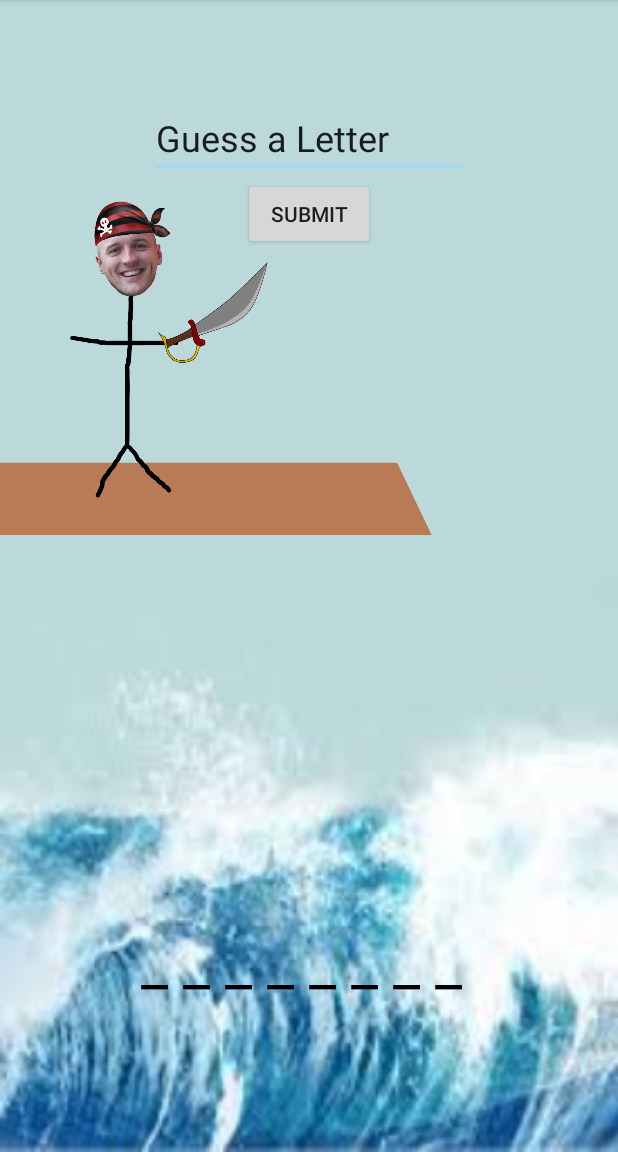
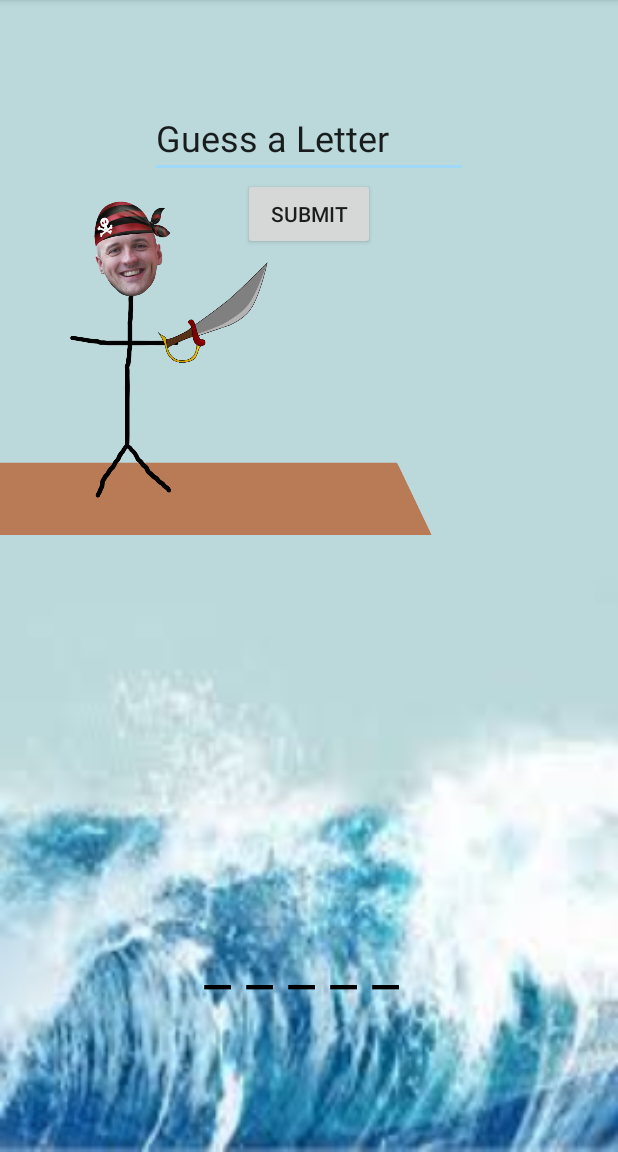
Before and after one commit to eedowdy/pirate-geoff-knows-words, an Android app: the MainActivity screen opened directly, with no data from a screen before it, on a phone screen of 412 x 824 dp, the part 84-1236 px from its top. Run offline under Robolectric (Android 15) with nearby library versions, the phone set to English and light mode, and no system bars; Roboto replaces fonts that are not available here.

Commit message:
Added randomized words

```diff
--- a/app/src/main/AndroidManifest.xml
+++ b/app/src/main/AndroidManifest.xml
@@ -2,6 +2,7 @@
 <manifest xmlns:android="http://schemas.android.com/apk/res/android"
     xmlns:tools="http://schemas.android.com/tools"
     package="com.example.geoffandfriends">
+    <uses-permission android:name="android.permission.INTERNET" />
 
     <application
         android:allowBackup="true"
--- a/app/src/main/java/com/example/geoffandfriends/MainActivity.java
+++ b/app/src/main/java/com/example/geoffandfriends/MainActivity.java
@@ -14,12 +14,16 @@ import android.widget.LinearLayout;
 import android.widget.TextView;
 import android.widget.Toast;
 
+import java.io.BufferedReader;
+import java.io.File;
+import java.io.FileNotFoundException;
+import java.io.FileReader;
+import java.io.IOException;
 import java.util.ArrayList;
+import java.util.Scanner;
 
 public class MainActivity extends AppCompatActivity {
     private int turns;
-
-    private String word;
 
     private ArrayList<Character> letters;
 
@@ -27,14 +31,15 @@ public class MainActivity extends AppCompatActivity {
 
     private ArrayList<Character> incorrectLetters;
 
+    private String word;
+
     @Override
     protected void onCreate(Bundle savedInstanceState) {
         super.onCreate(savedInstanceState);
         setContentView(R.layout.activity_main);
 
-        word = "geoffrey";
-
         turns = 6;
+        word = getWord();
 
         letters = new ArrayList<>();
         result = new ArrayList<>();
@@ -57,7 +62,8 @@ public class MainActivity extends AppCompatActivity {
                 toast.show();
             } else if (!checkLetter(guessLetter.getText().charAt(0))){
                 turns--;
-                ObjectAnimator animation = ObjectAnimator.ofFloat(geoff, "translationX", geoff.getX() - 40f);
+                ObjectAnimator animation = ObjectAnimator.ofFloat(geoff,
+                        "translationX", geoff.getX() - 25f);
                 animation.setDuration(500);
                 animation.start();
                 if (turns == 0) {
@@ -86,7 +92,7 @@ public class MainActivity extends AppCompatActivity {
         }
         displayWord.setText(sb.toString());
 
-        TextView incorrect = findViewById(R.id.incorrect);
+        TextView incorrect = findViewById(R.id.incorrectLetters);
         StringBuilder sbs = new StringBuilder();
         for (char letter : incorrectLetters) {
             sb.append(letter);
@@ -108,4 +114,10 @@ public class MainActivity extends AppCompatActivity {
             return false;
         }
     }
+
+    private String getWord() {
+        int number = (int)(Math.random() * 524);
+        String[] words = getResources().getStringArray(R.array.words);
+        return words[number];
+    }
 }
--- a/app/src/main/res/values/strings.xml
+++ b/app/src/main/res/values/strings.xml
@@ -8,5 +8,4 @@
     <string name="play_again">Play Again!</string>
     <string name="you_won">You Won!</string>
     <string name="game_over">Game Over!</string>
-    <string name="you_won">You Won!</string>
 </resources>
--- /dev/null
+++ b/app/src/main/res/values/words.xml
@@ -0,0 +1,529 @@
+<?xml version="1.0" encoding="utf-8"?>
+<resources>
+    <string-array name="words">
+        <item>wait</item>
+        <item>release</item>
+        <item>river</item>
+        <item>important</item>
+        <item>mark</item>
+        <item>electric</item>
+        <item>defective</item>
+        <item>poke</item>
+        <item>blue</item>
+        <item>beef</item>
+        <item>spring</item>
+        <item>hurt</item>
+        <item>orange</item>
+        <item>happy</item>
+        <item>zealous</item>
+        <item>flowery</item>
+        <item>accurate</item>
+        <item>brake</item>
+        <item>title</item>
+        <item>festive</item>
+        <item>wrathful</item>
+        <item>scissors</item>
+        <item>peaceful</item>
+        <item>finicky</item>
+        <item>shape</item>
+        <item>soothe</item>
+        <item>head</item>
+        <item>spotted</item>
+        <item>needless</item>
+        <item>time</item>
+        <item>abundant</item>
+        <item>humdrum</item>
+        <item>mouth</item>
+        <item>trot</item>
+        <item>bounce</item>
+        <item>thank</item>
+        <item>avoid</item>
+        <item>shocking</item>
+        <item>minor</item>
+        <item>secret</item>
+        <item>rabbit</item>
+        <item>protect</item>
+        <item>honey</item>
+        <item>business</item>
+        <item>worthless</item>
+        <item>suggest</item>
+        <item>splendid</item>
+        <item>drab</item>
+        <item>safe</item>
+        <item>gigantic</item>
+        <item>arrive</item>
+        <item>drum</item>
+        <item>hate</item>
+        <item>dinosaurs</item>
+        <item>machine</item>
+        <item>tame</item>
+        <item>annoy</item>
+        <item>telephone</item>
+        <item>curtain</item>
+        <item>monkey</item>
+        <item>things</item>
+        <item>refuse</item>
+        <item>lunch</item>
+        <item>wooden</item>
+        <item>ruin</item>
+        <item>request</item>
+        <item>faded</item>
+        <item>camp</item>
+        <item>didactic</item>
+        <item>annoying</item>
+        <item>finger</item>
+        <item>acrid</item>
+        <item>overt</item>
+        <item>lamp</item>
+        <item>paste</item>
+        <item>rejoice</item>
+        <item>ignorant</item>
+        <item>exist</item>
+        <item>madly</item>
+        <item>doubt</item>
+        <item>increase</item>
+        <item>measly</item>
+        <item>mate</item>
+        <item>tangy</item>
+        <item>dislike</item>
+        <item>bikes</item>
+        <item>rambunctious</item>
+        <item>complete</item>
+        <item>motion</item>
+        <item>coast</item>
+        <item>air</item>
+        <item>obey</item>
+        <item>burst</item>
+        <item>nosy</item>
+        <item>consist</item>
+        <item>yellow</item>
+        <item>long</item>
+        <item>cakes</item>
+        <item>close</item>
+        <item>teaching</item>
+        <item>five</item>
+        <item>undesirable</item>
+        <item>squash</item>
+        <item>border</item>
+        <item>memorize</item>
+        <item>fowl</item>
+        <item>scarecrow</item>
+        <item>tie</item>
+        <item>present</item>
+        <item>meaty</item>
+        <item>wonderful</item>
+        <item>pencil</item>
+        <item>need</item>
+        <item>advice</item>
+        <item>apologize</item>
+        <item>possible</item>
+        <item>dreary</item>
+        <item>skin</item>
+        <item>kick</item>
+        <item> stage</item>
+        <item>tongue</item>
+        <item>puffy</item>
+        <item>camp</item>
+        <item>ski</item>
+        <item>ghost</item>
+        <item>quickest</item>
+        <item>lip</item>
+        <item>frequent</item>
+        <item>one</item>
+        <item>efficient</item>
+        <item>angry</item>
+        <item>alleged</item>
+        <item>suit</item>
+        <item>notebook</item>
+        <item>wipe</item>
+        <item>dream</item>
+        <item>spark</item>
+        <item>work</item>
+        <item>pail</item>
+        <item>throne</item>
+        <item>unnatural</item>
+        <item>pale</item>
+        <item>brief</item>
+        <item>pets</item>
+        <item>overrated</item>
+        <item>house</item>
+        <item>rely</item>
+        <item>messy</item>
+        <item>pastoral</item>
+        <item>afternoon</item>
+        <item>enchanting</item>
+        <item>tense</item>
+        <item>army</item>
+        <item>spotless</item>
+        <item>button</item>
+        <item>good</item>
+        <item>reduce</item>
+        <item>leather</item>
+        <item>eye</item>
+        <item>spotty</item>
+        <item>growth</item>
+        <item>alert</item>
+        <item>statement</item>
+        <item>overflow</item>
+        <item>flame</item>
+        <item>disagree</item>
+        <item>whispering</item>
+        <item>lively</item>
+        <item>healthy</item>
+        <item>sedate</item>
+        <item>plant</item>
+        <item>melt</item>
+        <item>snatch</item>
+        <item>combative</item>
+        <item>grain</item>
+        <item>spurious</item>
+        <item>run</item>
+        <item>fuzzy</item>
+        <item>hot</item>
+        <item>large</item>
+        <item>exotic</item>
+        <item>woozy</item>
+        <item>unaccountable</item>
+        <item>zip</item>
+        <item>wren</item>
+        <item>courageous</item>
+        <item>match</item>
+        <item>form</item>
+        <item>comb</item>
+        <item>shut</item>
+        <item>pointless</item>
+        <item>languid</item>
+        <item>capricious</item>
+        <item>stop</item>
+        <item>mammoth</item>
+        <item>psychedelic</item>
+        <item>ordinary</item>
+        <item>cobweb</item>
+        <item>determined</item>
+        <item>stereotyped</item>
+        <item>sordid</item>
+        <item>arrest</item>
+        <item>inquisitive</item>
+        <item>carpenter</item>
+        <item>small</item>
+        <item>vivacious</item>
+        <item>guard</item>
+        <item>poor</item>
+        <item>funny</item>
+        <item>shaky</item>
+        <item>hilarious</item>
+        <item>egg</item>
+        <item>spiders</item>
+        <item>abounding</item>
+        <item>humor</item>
+        <item>sticky</item>
+        <item>plastic</item>
+        <item>ratty</item>
+        <item>productive</item>
+        <item>agree</item>
+        <item>fork</item>
+        <item>temper</item>
+        <item>prepare</item>
+        <item>whistle</item>
+        <item>responsible</item>
+        <item>drain</item>
+        <item>eight</item>
+        <item>nest</item>
+        <item>slow</item>
+        <item>loutish</item>
+        <item>saw</item>
+        <item>fear</item>
+        <item>scrub</item>
+        <item>volatile</item>
+        <item>moldy</item>
+        <item>attract</item>
+        <item>receptive</item>
+        <item>aberrant</item>
+        <item>neck</item>
+        <item>man</item>
+        <item>store</item>
+        <item>materialistic</item>
+        <item>shrug</item>
+        <item>billowy</item>
+        <item>driving</item>
+        <item>travel</item>
+        <item>fairies</item>
+        <item>lumpy</item>
+        <item>assorted</item>
+        <item>bow</item>
+        <item>babies</item>
+        <item>attend</item>
+        <item>dress</item>
+        <item>surprise</item>
+        <item>tranquil</item>
+        <item>marvelous</item>
+        <item>illustrious</item>
+        <item>clam</item>
+        <item>fact</item>
+        <item>plate</item>
+        <item>soft</item>
+        <item>cover</item>
+        <item>dad</item>
+        <item>trousers</item>
+        <item>cars</item>
+        <item>superficial</item>
+        <item>bawdy</item>
+        <item>drown</item>
+        <item>envious</item>
+        <item>wasteful</item>
+        <item>religion</item>
+        <item>bells</item>
+        <item>kick</item>
+        <item>announce</item>
+        <item>elastic</item>
+        <item>trap</item>
+        <item>smoggy</item>
+        <item>lively</item>
+        <item>serious</item>
+        <item>start</item>
+        <item>lavish</item>
+        <item>basin</item>
+        <item>wrench</item>
+        <item>lock</item>
+        <item>picture</item>
+        <item>hand</item>
+        <item>rail</item>
+        <item>delightful</item>
+        <item>trade</item>
+        <item>sand</item>
+        <item>face</item>
+        <item>tenuous</item>
+        <item>scream</item>
+        <item>produce</item>
+        <item>low</item>
+        <item>subtract</item>
+        <item>industrious</item>
+        <item>pass</item>
+        <item>station</item>
+        <item>wash</item>
+        <item>synonymous</item>
+        <item>red</item>
+        <item>wrong</item>
+        <item>warlike</item>
+        <item>low</item>
+        <item>contain</item>
+        <item>mailbox</item>
+        <item>liquid</item>
+        <item>expensive</item>
+        <item>string</item>
+        <item>time</item>
+        <item>open</item>
+        <item>admit</item>
+        <item>lettuce</item>
+        <item>decision</item>
+        <item>quixotic</item>
+        <item>towering</item>
+        <item>copy</item>
+        <item>better</item>
+        <item>cake</item>
+        <item>fluffy</item>
+        <item>yarn</item>
+        <item>grease</item>
+        <item>mountainous</item>
+        <item>stick</item>
+        <item>join</item>
+        <item>icicle</item>
+        <item>succinct</item>
+        <item>plastic</item>
+        <item>pear</item>
+        <item>acoustic</item>
+        <item>abrupt</item>
+        <item>position</item>
+        <item>spark</item>
+        <item>yak</item>
+        <item>bent</item>
+        <item>crook</item>
+        <item>kitty</item>
+        <item>sneaky</item>
+        <item>use</item>
+        <item>pollution</item>
+        <item>mundane</item>
+        <item>barbarous</item>
+        <item>delight</item>
+        <item>flesh</item>
+        <item>robin</item>
+        <item>party</item>
+        <item>milky</item>
+        <item>round</item>
+        <item>wretched</item>
+        <item>pleasant</item>
+        <item>treatment</item>
+        <item>winter</item>
+        <item>hot</item>
+        <item>available</item>
+        <item>train</item>
+        <item>writer</item>
+        <item>prose</item>
+        <item>furtive</item>
+        <item>building</item>
+        <item>cattle</item>
+        <item>wealthy</item>
+        <item>sassy</item>
+        <item>sponge</item>
+        <item>face</item>
+        <item>reflective</item>
+        <item>bear</item>
+        <item>wanting</item>
+        <item>bustling</item>
+        <item>wiry</item>
+        <item>tearful</item>
+        <item>hypnotic</item>
+        <item>ill</item>
+        <item>animated</item>
+        <item>verdant</item>
+        <item>toad</item>
+        <item>unlock</item>
+        <item>momentary</item>
+        <item>wall</item>
+        <item>direful</item>
+        <item>hunt</item>
+        <item>obtainable</item>
+        <item>walk</item>
+        <item>bleach</item>
+        <item>unarmed</item>
+        <item>happen</item>
+        <item>kiss</item>
+        <item>trick</item>
+        <item>queen</item>
+        <item>conscious</item>
+        <item>mourn</item>
+        <item>girls</item>
+        <item>frame</item>
+        <item>erect</item>
+        <item>secretary</item>
+        <item>field</item>
+        <item>helpful</item>
+        <item>science</item>
+        <item>crown</item>
+        <item>heady</item>
+        <item>grotesque</item>
+        <item>dress</item>
+        <item>degree</item>
+        <item>cushion</item>
+        <item>piquant</item>
+        <item>innate</item>
+        <item>square</item>
+        <item>cactus</item>
+        <item>tricky</item>
+        <item>company</item>
+        <item>remarkable</item>
+        <item>calculate</item>
+        <item>rinse</item>
+        <item>crime</item>
+        <item>push</item>
+        <item>mind</item>
+        <item>flagrant</item>
+        <item>man</item>
+        <item>permit</item>
+        <item>theory</item>
+        <item>thoughtful</item>
+        <item>crate</item>
+        <item>yummy</item>
+        <item>offbeat</item>
+        <item>paltry</item>
+        <item>bulb</item>
+        <item>optimal</item>
+        <item>stove</item>
+        <item>chemical</item>
+        <item>shallow</item>
+        <item>merciful</item>
+        <item>sore</item>
+        <item>abortive</item>
+        <item>perpetual</item>
+        <item>zonked</item>
+        <item>eyes</item>
+        <item>bore</item>
+        <item>tired</item>
+        <item>regret</item>
+        <item>fit</item>
+        <item>potato</item>
+        <item>confuse</item>
+        <item>childlike</item>
+        <item>vein</item>
+        <item>sound</item>
+        <item>attack</item>
+        <item>exchange</item>
+        <item>back</item>
+        <item>check</item>
+        <item>damaged</item>
+        <item>grandmother</item>
+        <item>division</item>
+        <item>groovy</item>
+        <item>throat</item>
+        <item>office</item>
+        <item>pin</item>
+        <item>stare</item>
+        <item>meddle</item>
+        <item>shivering</item>
+        <item>interfere</item>
+        <item>occur</item>
+        <item>hole</item>
+        <item>sugar</item>
+        <item>test</item>
+        <item>blind</item>
+        <item>free</item>
+        <item>perform</item>
+        <item>cherries</item>
+        <item>flavor</item>
+        <item>stupendous</item>
+        <item>purpose</item>
+        <item>extend</item>
+        <item>risk</item>
+        <item>fanatical</item>
+        <item>grubby</item>
+        <item>beg</item>
+        <item>romantic</item>
+        <item>outrageous</item>
+        <item>room</item>
+        <item>pocket</item>
+        <item>front</item>
+        <item>flower</item>
+        <item>quicksand</item>
+        <item>mark</item>
+        <item>sturdy</item>
+        <item>resolute</item>
+        <item>letters</item>
+        <item>expert</item>
+        <item>hapless</item>
+        <item>bloody</item>
+        <item>blue</item>
+        <item>hope</item>
+        <item>chew</item>
+        <item>effervescent</item>
+        <item>classroom</item>
+        <item>unrealistic</item>
+        <item>pirate</item>
+        <item>steamboat</item>
+        <item>alpha</item>
+        <item>beta</item>
+        <item>gamma</item>
+        <item>zeta</item>
+        <item>theta</item>
+        <item>nondescript</item>
+        <item>lover</item>
+        <item>marriage</item>
+        <item>uzbekistan</item>
+        <item>norway</item>
+        <item>sweden</item>
+        <item>scotland</item>
+        <item>canada</item>
+        <item>hawaii</item>
+        <item>bahamas</item>
+        <item>russia</item>
+        <item>poland</item>
+        <item>china</item>
+        <item>japan</item>
+        <item>egypt</item>
+        <item>mexico</item>
+        <item>peru</item>
+        <item>thailand</item>
+        <item>ethiopia</item>
+        <item>france</item>
+        <item>turkmenistan</item>
+    </string-array>
+</resources>
```
